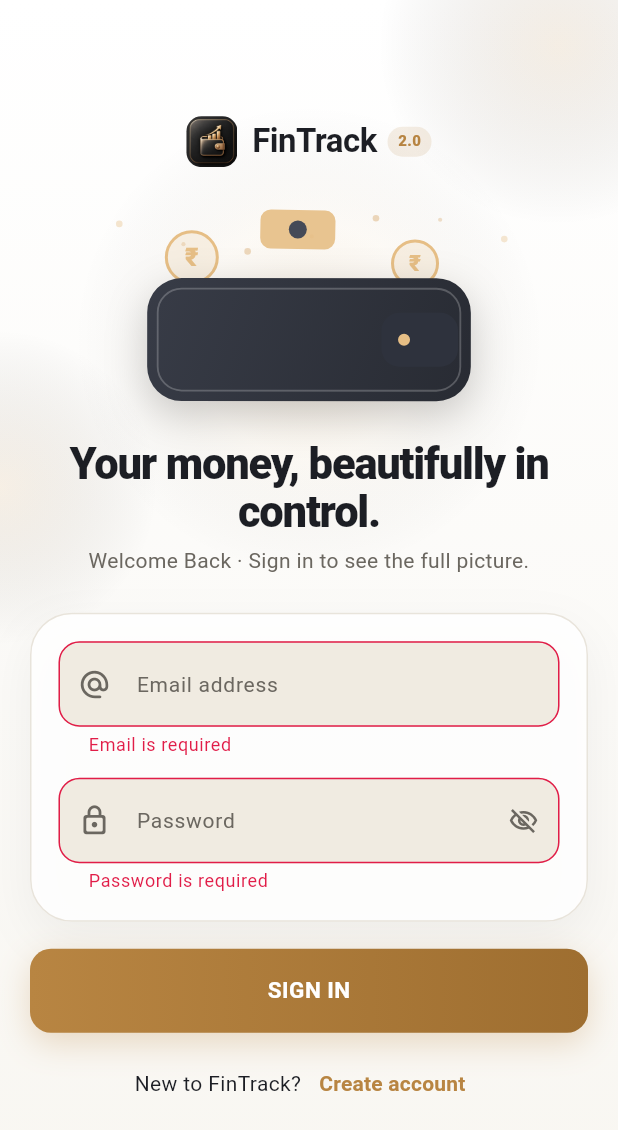
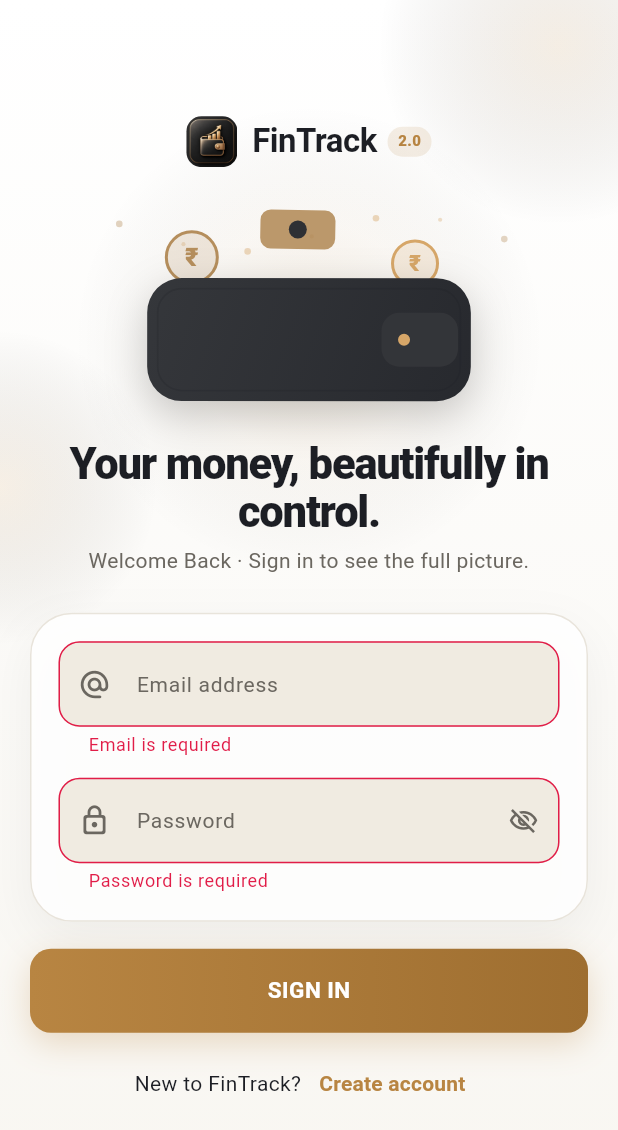
Before and after one commit to Mubashir-114/budgetbee-app, a Flutter app: the screen it shows after launch, after a tap on "SIGN IN", on a phone screen of 412 x 824 dp. Shown: the top 1130 px of the screen. Run offline on Flutter 3.47's test engine with Material 3 defaults, Android fonts, the phone set to English and light mode, and no system bars; our stand-ins replace connectivity_plus, dio, fl_chart, flutter_secure_storage, go_router, pdf and 2 more; missing offline and left inert: flutter_sms_inbox; accounts and stored records are empty.

Commit message:
fix(ui): make living wallet animation theme adaptive

```diff
--- a/lib/core/widgets/living_wallet.dart
+++ b/lib/core/widgets/living_wallet.dart
@@ -2,8 +2,9 @@ import 'dart:math' as math;
 
 import 'package:flutter/material.dart';
 
-import '../constants/app_colors.dart';
 import '../constants/app_motion.dart';
+import '../theme/fin_track_theme_tokens.dart';
+import '../theme/theme_collection.dart';
 
 /// A lightweight, entirely vector-rendered ambient illustration for auth.
 /// It deliberately avoids realistic notes and pauses when animations are
@@ -12,6 +13,14 @@ class LivingWallet extends StatefulWidget {
   const LivingWallet({super.key, this.height = 178});
 
   final double height;
+
+  @visibleForTesting
+  static Color brandAccentFor(ThemeCollection collection) =>
+      switch (collection) {
+        ThemeCollection.graphiteChampagne => const Color(0xFFD6A668),
+        ThemeCollection.obsidianJade => const Color(0xFF38D5B0),
+        ThemeCollection.arcticBlue => const Color(0xFF4FA3F7),
+      };
 
   @override
   State<LivingWallet> createState() => _LivingWalletState();
@@ -50,6 +59,14 @@ class _LivingWalletState extends State<LivingWallet>
 
   @override
   Widget build(BuildContext context) {
+    final theme = Theme.of(context);
+    final tokens =
+        theme.extension<FinTrackThemeTokens>() ??
+        FinTrackThemeTokens.resolve(
+          ThemeCollection.graphiteChampagne,
+          theme.brightness,
+        );
+
     return Semantics(
       image: true,
       label: 'An illustrated wallet with gently floating money tokens',
@@ -62,7 +79,7 @@ class _LivingWalletState extends State<LivingWallet>
             builder: (context, _) => CustomPaint(
               painter: _WalletPainter(
                 progress: _controller.value,
-                dark: Theme.of(context).brightness == Brightness.dark,
+                colors: _LivingWalletColors.fromTheme(theme, tokens),
               ),
             ),
           ),
@@ -73,10 +90,10 @@ class _LivingWalletState extends State<LivingWallet>
 }
 
 class _WalletPainter extends CustomPainter {
-  const _WalletPainter({required this.progress, required this.dark});
+  const _WalletPainter({required this.progress, required this.colors});
 
   final double progress;
-  final bool dark;
+  final _LivingWalletColors colors;
 
   double wave(double offset) => math.sin((progress + offset) * math.pi * 2);
 
@@ -86,8 +103,8 @@ class _WalletPainter extends CustomPainter {
     final glow = Paint()
       ..shader = RadialGradient(
         colors: [
-          AppColors.primary.withValues(alpha: dark ? .24 : .16),
-          AppColors.secondary.withValues(alpha: .06),
+          colors.accent.withValues(alpha: colors.dark ? .24 : .16),
+          colors.highlight.withValues(alpha: .06),
           Colors.transparent,
         ],
       ).createShader(Rect.fromCircle(center: center, radius: size.width * .42));
@@ -100,8 +117,9 @@ class _WalletPainter extends CustomPainter {
         Offset(x, y),
         i.isEven ? 2.2 : 1.4,
         Paint()
-          ..color = (i % 3 == 0 ? AppColors.secondary : AppColors.primary)
-              .withValues(alpha: .3 + .15 * wave(i * .11).abs()),
+          ..color = (i % 3 == 0 ? colors.highlight : colors.accent).withValues(
+            alpha: .3 + .15 * wave(i * .11).abs(),
+          ),
       );
     }
 
@@ -109,14 +127,14 @@ class _WalletPainter extends CustomPainter {
       canvas,
       Offset(size.width * .29, size.height * (.31 + .035 * wave(0))),
       17,
-      AppColors.gold,
+      colors.highlight,
       '₹',
     );
     _drawToken(
       canvas,
       Offset(size.width * .69, size.height * (.27 + .045 * wave(.32))),
       15,
-      AppColors.secondary,
+      colors.accent,
       '₹',
     );
     _drawNote(
@@ -137,23 +155,21 @@ class _WalletPainter extends CustomPainter {
     canvas.drawRRect(
       walletRect.shift(const Offset(0, 9)),
       Paint()
-        ..color = Colors.black.withValues(alpha: .2)
+        ..color = colors.shadow.withValues(alpha: .2)
         ..maskFilter = const MaskFilter.blur(BlurStyle.normal, 14),
     );
     canvas.drawRRect(
       walletRect,
       Paint()
         ..shader = LinearGradient(
-          colors: dark
-              ? const [Color(0xFF2C303B), Color(0xFF1F222B)]
-              : const [Color(0xFF383C47), Color(0xFF282B33)],
+          colors: [colors.walletStart, colors.walletEnd],
           begin: Alignment.topLeft,
           end: Alignment.bottomRight,
         ).createShader(walletRect.outerRect),
     );
 
     final seam = Paint()
-      ..color = Colors.white.withValues(alpha: .22)
+      ..color = colors.outline.withValues(alpha: .22)
       ..style = PaintingStyle.stroke
       ..strokeWidth = 1.2;
     canvas.drawRRect(walletRect.deflate(7), seam);
@@ -162,14 +178,11 @@ class _WalletPainter extends CustomPainter {
       Rect.fromLTWH(center.dx + size.width * .13, center.dy - 18, 51, 36),
       const Radius.circular(12),
     );
-    canvas.drawRRect(
-      clasp,
-      Paint()..color = dark ? const Color(0xFF373C48) : const Color(0xFF2E323D),
-    );
+    canvas.drawRRect(clasp, Paint()..color = colors.clasp);
     canvas.drawCircle(
       Offset(clasp.left + 15, clasp.center.dy),
       4,
-      Paint()..color = AppColors.gold,
+      Paint()..color = colors.accent,
     );
     canvas.restore();
   }
@@ -221,20 +234,91 @@ class _WalletPainter extends CustomPainter {
     );
     canvas.drawRRect(
       rect,
-      Paint()..color = AppColors.secondary.withValues(alpha: .9),
+      Paint()..color = colors.highlight.withValues(alpha: .9),
     );
-    canvas.drawCircle(
-      Offset.zero,
-      6,
-      Paint()
-        ..color = dark
-            ? const Color(0xFF353946)
-            : const Color(0xFF454A57),
-    );
+    canvas.drawCircle(Offset.zero, 6, Paint()..color = colors.noteCenter);
     canvas.restore();
   }
 
   @override
   bool shouldRepaint(covariant _WalletPainter oldDelegate) =>
-      oldDelegate.progress != progress || oldDelegate.dark != dark;
+      oldDelegate.progress != progress || oldDelegate.colors != colors;
 }
+
+@immutable
+class _LivingWalletColors {
+  const _LivingWalletColors({
+    required this.dark,
+    required this.accent,
+    required this.highlight,
+    required this.walletStart,
+    required this.walletEnd,
+    required this.clasp,
+    required this.noteCenter,
+    required this.outline,
+    required this.shadow,
+  });
+
+  factory _LivingWalletColors.fromTheme(
+    ThemeData theme,
+    FinTrackThemeTokens tokens,
+  ) {
+    final accent = LivingWallet.brandAccentFor(tokens.collection);
+    final dark = theme.brightness == Brightness.dark;
+    final walletStart = dark
+        ? tokens.elevated
+        : Color.lerp(tokens.textPrimary, tokens.elevated, .12)!;
+    final walletEnd = dark
+        ? tokens.surface
+        : Color.lerp(tokens.textPrimary, tokens.background, .05)!;
+
+    return _LivingWalletColors(
+      dark: dark,
+      accent: accent,
+      highlight: Color.lerp(accent, tokens.textPrimary, dark ? .28 : .18)!,
+      walletStart: walletStart,
+      walletEnd: walletEnd,
+      clasp: Color.lerp(walletStart, tokens.textPrimary, dark ? .1 : .08)!,
+      noteCenter: Color.lerp(walletStart, walletEnd, .5)!,
+      outline: tokens.textPrimary,
+      shadow: theme.colorScheme.shadow,
+    );
+  }
+
+  final bool dark;
+  final Color accent;
+  final Color highlight;
+  final Color walletStart;
+  final Color walletEnd;
+  final Color clasp;
+  final Color noteCenter;
+  final Color outline;
+  final Color shadow;
+
+  @override
+  bool operator ==(Object other) =>
+      identical(this, other) ||
+      other is _LivingWalletColors &&
+          dark == other.dark &&
+          accent == other.accent &&
+          highlight == other.highlight &&
+          walletStart == other.walletStart &&
+          walletEnd == other.walletEnd &&
+          clasp == other.clasp &&
+          noteCenter == other.noteCenter &&
+          outline == other.outline &&
+          shadow == other.shadow;
+
+  @override
+  int get hashCode => Object.hash(
+    dark,
+    accent,
+    highlight,
+    walletStart,
+    walletEnd,
+    clasp,
+    noteCenter,
+    outline,
+    shadow,
+  );
+}
```
Also changed, not shown: 1 other file.
